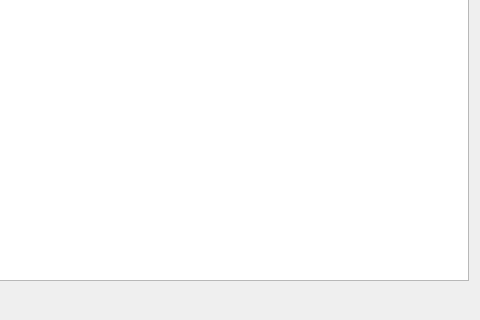
Old version of the form src/bookmarks/bookmarksmanager.ui in the repository QupZilla/qupzilla; both pictures show x 255 to 735 and y 227 to 547 of the 735 by 547 pixel window.
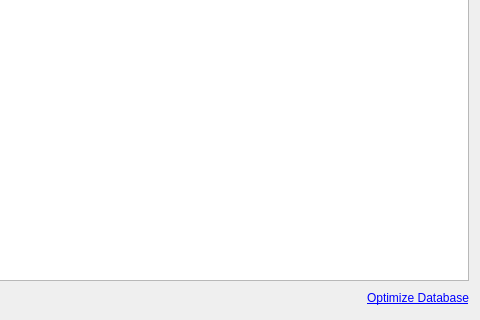
New version of the form. Icons and pictures are not drawn. Custom widgets are drawn as their Qt base class.

Patch:
```diff
--- a/src/bookmarks/bookmarksmanager.ui
+++ b/src/bookmarks/bookmarksmanager.ui
@@ -18,7 +18,7 @@
     <normaloff>:/icons/qupzilla.png</normaloff>:/icons/qupzilla.png</iconset>
   </property>
   <layout class="QGridLayout" name="gridLayout">
-   <item row="0" column="0" colspan="5">
+   <item row="0" column="0" colspan="6">
     <widget class="TreeWidget" name="bookmarksTree">
      <property name="contextMenuPolicy">
       <enum>Qt::CustomContextMenu</enum>
@@ -71,6 +71,20 @@
      </property>
     </spacer>
    </item>
+   <item row="1" column="5">
+    <widget class="ClickableLabel" name="optimizeDb">
+     <property name="cursor">
+      <cursorShape>PointingHandCursor</cursorShape>
+     </property>
+     <property name="styleSheet">
+      <string notr="true">color: blue;
+text-decoration: underline;</string>
+     </property>
+     <property name="text">
+      <string>Optimize Database</string>
+     </property>
+    </widget>
+   </item>
   </layout>
  </widget>
  <customwidgets>
@@ -79,6 +93,11 @@
    <extends>QTreeWidget</extends>
    <header>treewidget.h</header>
   </customwidget>
+  <customwidget>
+   <class>ClickableLabel</class>
+   <extends>QLabel</extends>
+   <header>clickablelabel.h</header>
+  </customwidget>
  </customwidgets>
  <resources>
   <include location="../data/icons.qrc"/>
```
